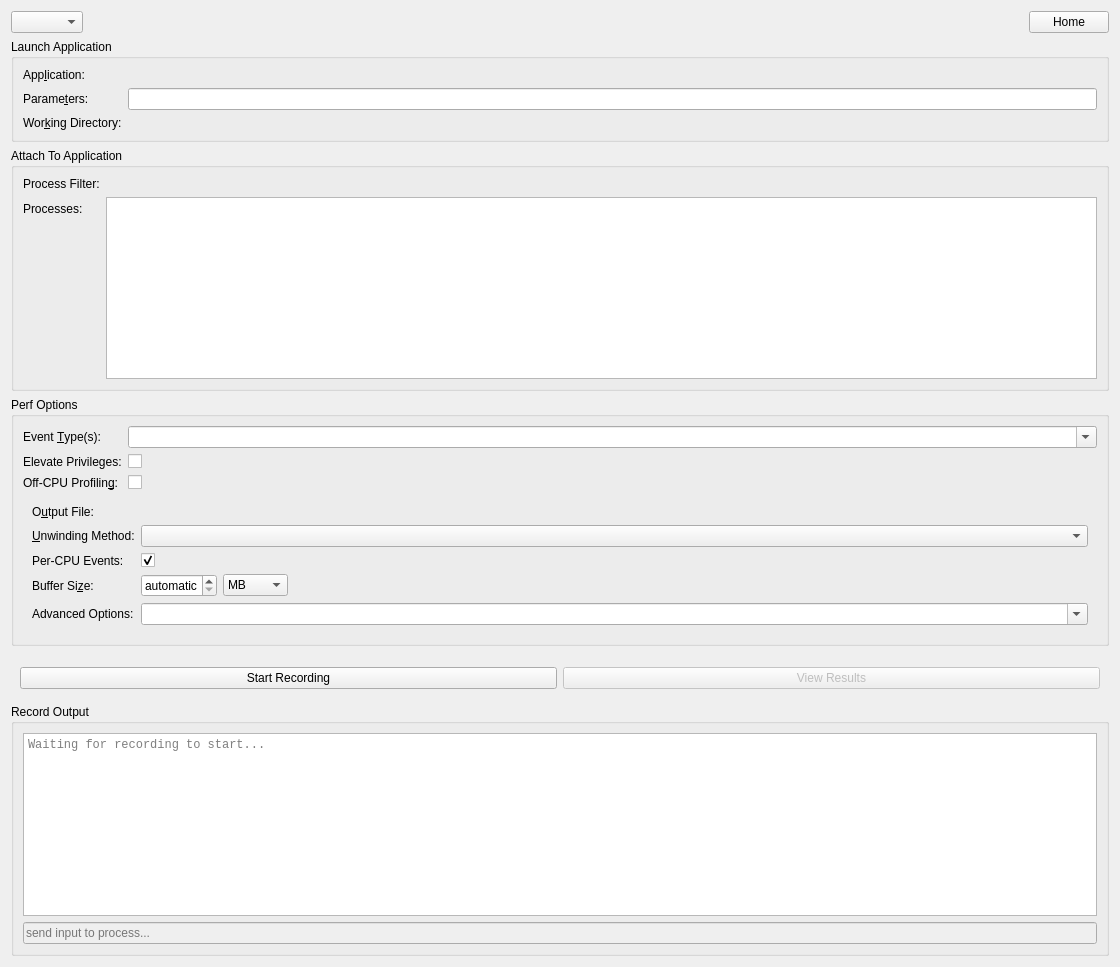
Above: src/recordpage.ui from KDAB/hotspot before the change. Below: the same form after it.
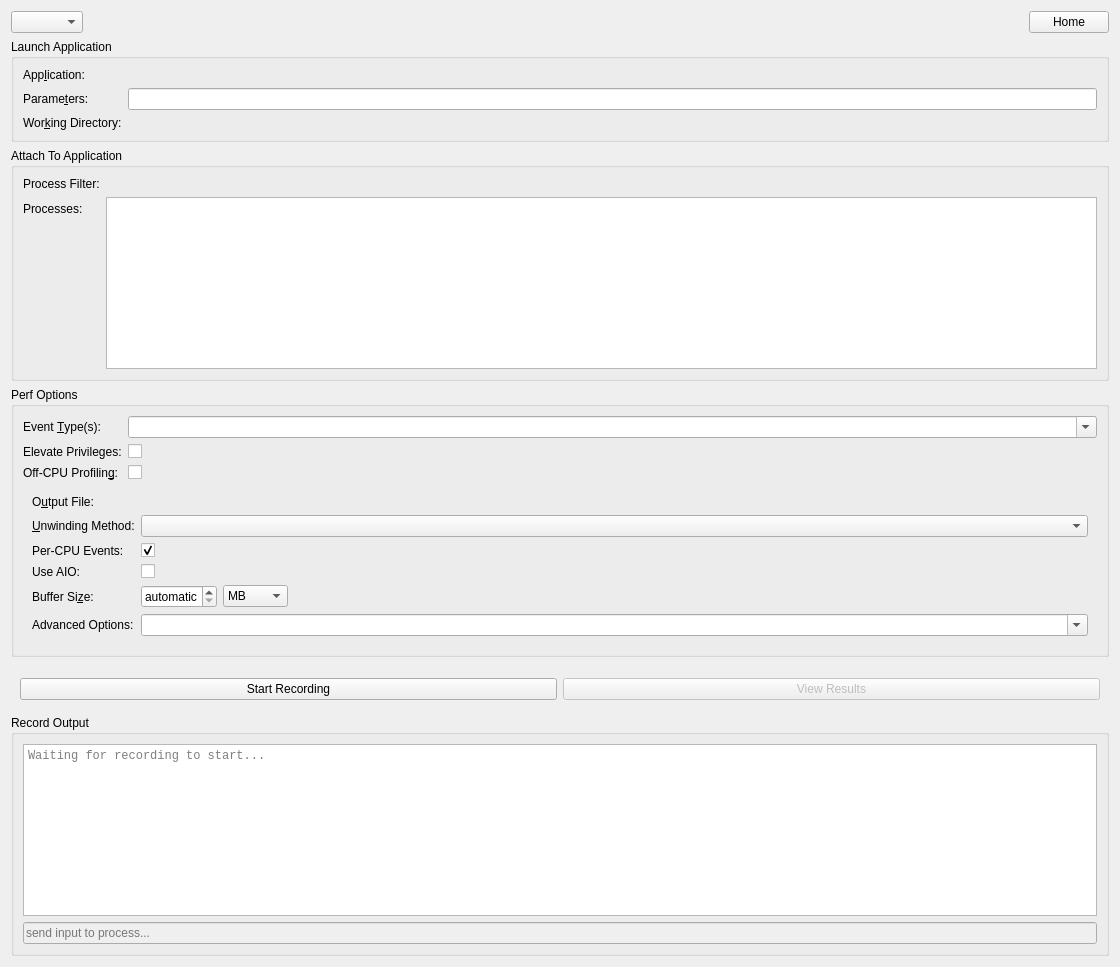
That is the form after the change. Icons and pictures are not drawn. Custom widgets are drawn as their Qt base class.

The edit to the form file:
```diff
--- a/src/recordpage.ui
+++ b/src/recordpage.ui
@@ -338,7 +338,7 @@
            </property>
           </widget>
          </item>
-         <item row="3" column="0">
+         <item row="4" column="0">
           <widget class="QLabel" name="bufferSizeLabel">
            <property name="toolTip">
             <string>Set the event buffer size. Increase this value when events are lost during recording. When a byte units is selected, the size is rounded up to have nearest pages power of two value. The number of data pages gets rounded up to the nearest power of two.</string>
@@ -351,7 +351,7 @@
            </property>
           </widget>
          </item>
-         <item row="3" column="1">
+         <item row="4" column="1">
           <widget class="QWidget" name="mmapPagesContainer" native="true">
            <layout class="QHBoxLayout" name="horizontalLayout_2">
             <property name="leftMargin">
@@ -430,7 +430,7 @@
            </layout>
           </widget>
          </item>
-         <item row="4" column="0">
+         <item row="5" column="0">
           <widget class="QLabel" name="perfParamsLabel">
            <property name="toolTip">
             <string>&lt;html&gt;&lt;head/&gt;&lt;body&gt;&lt;p&gt;Free-form entry field for custom perf parameters. Use this field to set advanced options (cf. &lt;tt&gt;man perf record&lt;/tt&gt;).&lt;/p&gt;&lt;/body&gt;&lt;/html&gt;</string>
@@ -443,7 +443,7 @@
            </property>
           </widget>
          </item>
-         <item row="4" column="1">
+         <item row="5" column="1">
           <widget class="QComboBox" name="perfParams">
            <property name="toolTip">
             <string>&lt;html&gt;&lt;head/&gt;&lt;body&gt;&lt;p&gt;Free-form entry field for custom perf parameters. Use this field to set advanced options (cf. &lt;tt&gt;man perf record&lt;/tt&gt;).&lt;/p&gt;&lt;/body&gt;&lt;/html&gt;</string>
@@ -453,6 +453,29 @@
            </property>
           </widget>
          </item>
+         <item row="3" column="0">
+          <widget class="QLabel" name="useAioLabel">
+           <property name="toolTip">
+            <string>&lt;qt&gt;Use asynchronous (Posix AIO) trace writing mode. Asynchronous mode is supported only when linking Perf tool with libc library providing implementation for Posix AIO API.&lt;/qt&gt;</string>
+           </property>
+           <property name="text">
+            <string>Use AIO:</string>
+           </property>
+           <property name="buddy">
+            <cstring>useAioCheckBox</cstring>
+           </property>
+          </widget>
+         </item>
+         <item row="3" column="1">
+          <widget class="QCheckBox" name="useAioCheckBox">
+           <property name="toolTip">
+            <string>&lt;qt&gt;Use asynchronous (Posix AIO) trace writing mode. Asynchronous mode is supported only when linking Perf tool with libc library providing implementation for Posix AIO API.&lt;/qt&gt;</string>
+           </property>
+           <property name="text">
+            <string/>
+           </property>
+          </widget>
+         </item>
         </layout>
        </widget>
       </item>
```
